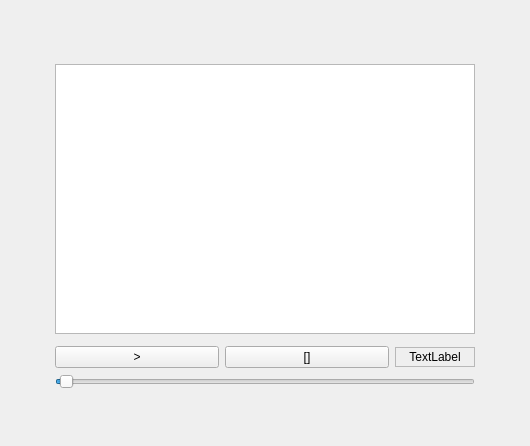
Above: editor/musicwidget.ui from Telecrab/jnb3d before the change. Below: the same form after it.
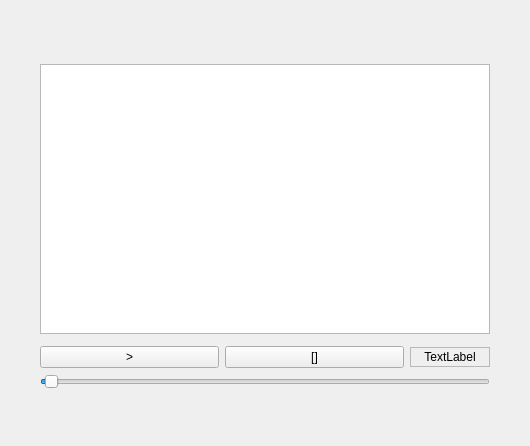
That is the form after the change.

The edit to the form file:
```diff
--- a/editor/musicwidget.ui
+++ b/editor/musicwidget.ui
@@ -125,10 +125,16 @@
     <widget class="QPlainTextEdit" name="plainTextEdit">
      <property name="minimumSize">
       <size>
-       <width>420</width>
+       <width>450</width>
        <height>270</height>
       </size>
      </property>
+     <property name="verticalScrollBarPolicy">
+      <enum>Qt::ScrollBarAlwaysOff</enum>
+     </property>
+     <property name="horizontalScrollBarPolicy">
+      <enum>Qt::ScrollBarAlwaysOff</enum>
+     </property>
      <property name="undoRedoEnabled">
       <bool>false</bool>
      </property>
```
